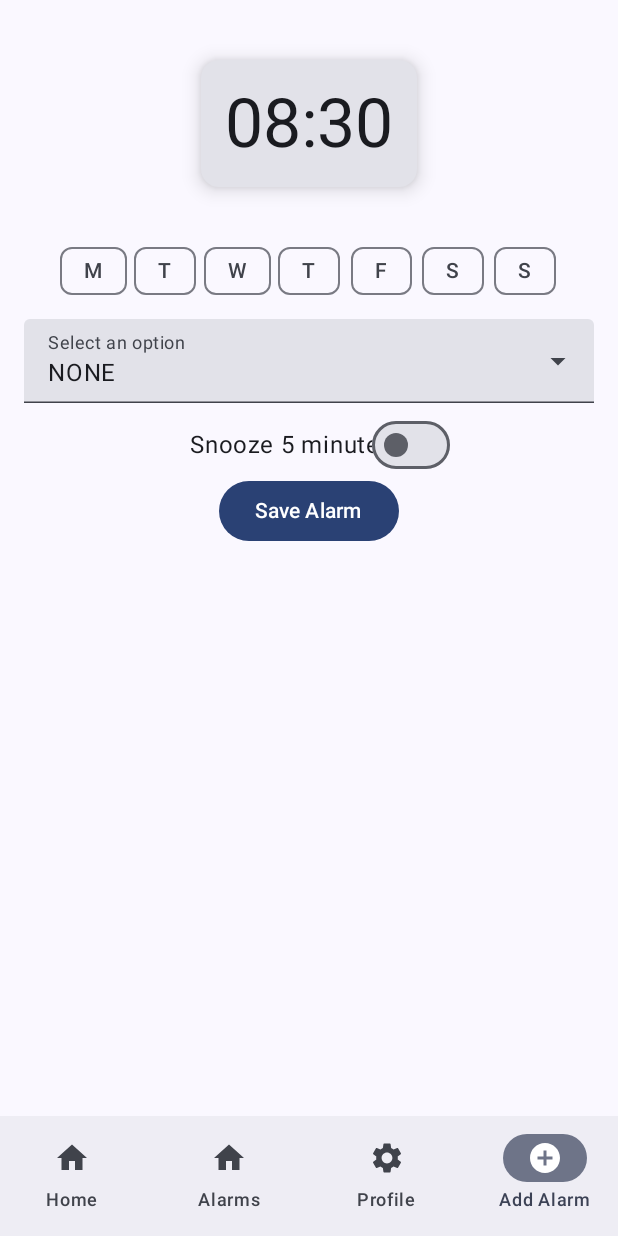
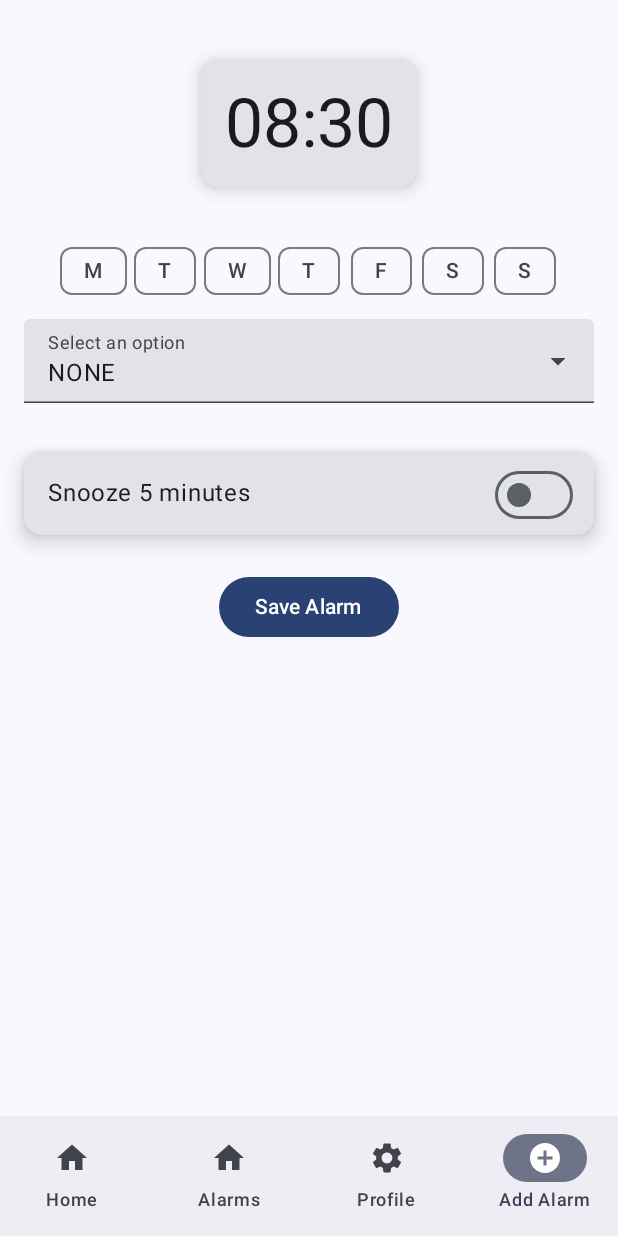
Before and after one commit to tomcvt/goready, an Android app built with Jetpack Compose: the SettingsView screen opened through its navigation route, item 4 of the bottom bar chosen, on a phone screen of 412 x 824 dp. Run offline under Robolectric (Android 15) with nearby library versions, the light colour scheme and no system bars; our stand-ins replace navigation suite.

Commit message:
feat: working snooze and manifest fix

```diff
--- a/app/build.gradle.kts
+++ b/app/build.gradle.kts
@@ -26,6 +26,7 @@ android {
                 getDefaultProguardFile("proguard-android-optimize.txt"),
                 "proguard-rules.pro"
             )
+            signingConfig = signingConfigs.getByName("debug")
         }
     }
     compileOptions {
--- a/app/src/main/AndroidManifest.xml
+++ b/app/src/main/AndroidManifest.xml
@@ -30,8 +30,7 @@
         android:label="@string/app_name"
         android:roundIcon="@mipmap/ic_launcher_round"
         android:supportsRtl="true"
-        android:theme="@style/Theme.GoReady">
-        android:attributionTag="alarm" >
+        android:theme="@style/Theme.GoReady" >
         <activity
             android:name=".MainActivity"
             android:exported="true"
--- a/app/src/main/java/com/tomcvt/goready/ui/composables/AddAlarmView.kt
+++ b/app/src/main/java/com/tomcvt/goready/ui/composables/AddAlarmView.kt
@@ -40,6 +40,7 @@ import androidx.compose.ui.Modifier
 import androidx.compose.ui.focus.onFocusChanged
 import androidx.compose.ui.graphics.Color
 import androidx.compose.ui.platform.LocalContext
+import androidx.compose.ui.text.style.TextAlign
 import androidx.compose.ui.unit.dp
 import androidx.core.text.isDigitsOnly
 import androidx.lifecycle.viewmodel.compose.viewModel
@@ -79,6 +80,7 @@ fun AddAlarmView(viewModel: AlarmViewModel,
     var showModal by remember {mutableStateOf(false)}
     var showExit by remember {mutableStateOf(false)}
     var snoozeModal by remember {mutableStateOf(false)}
+    var showInputError by remember {mutableStateOf(false)}
  /*
     var selectedDays by remember {
         mutableStateOf(setOf<DayOfWeek>())
@@ -143,12 +145,11 @@ fun AddAlarmView(viewModel: AlarmViewModel,
                 taskType = state.taskType,
                 onTaskDataProvided = {
                     Log.d("AddAlarmView", "Task data provided: ${it}")
-                    if (!it.isBlank()){
+                    //if (!it.isBlank()){
                     viewModel.setTaskData(it)
-                    }
+                    //}
                 }
             )
-
             SnoozeInfoRow(
                 snoozeCount = state.snoozeCount,
                 snoozeTime = state.snoozeTime,
@@ -159,15 +160,20 @@ fun AddAlarmView(viewModel: AlarmViewModel,
 
 
 
-            Button(onClick = {showModal = true; viewModel.save() }) {
+            Button(onClick = {viewModel.save()}) {
                 Text("Save Alarm")
             }
         }
         val message = when (uiState) {
             is UiState.Success -> (uiState as UiState.Success).message
             is UiState.Error -> (uiState as UiState.Error).message
+            is UiState.InputError -> (uiState as UiState.InputError).message
             else -> null
         }
+        if (uiState is UiState.Success) showModal = true
+        if (uiState is UiState.Error) showInputError = true
+        if (uiState is UiState.InputError) showInputError = true
+
 
         if (showModal) {
             message?.let {
@@ -191,6 +197,15 @@ fun AddAlarmView(viewModel: AlarmViewModel,
                 )
             }
         }
+        if (showInputError) {
+            val msg = message?: "Input data for a task"
+            StandardModal(
+                onDismiss = { showInputError = false },
+                onConfirm = { showInputError = false }
+            ) {
+                Text(msg, textAlign = TextAlign.Center)
+            }
+        }
     }
     BackHandler(
         enabled = true,
@@ -204,9 +219,13 @@ fun AddAlarmView(viewModel: AlarmViewModel,
                 Log.d("SnoozeInputModal", "Snooze count: $snoozeCount, snooze time: $snoozeTime")
                 viewModel.setSnoozeCount(snoozeCount)
                 viewModel.setSnoozeTime(snoozeTime)
-            }
+            },
+            startingCount = state.snoozeCount,
+            startingTime = state.snoozeTime
         )
     }
+
+
 
     if (showExit) {
         StandardModal(
@@ -281,7 +300,7 @@ fun TaskDataInput(
                     },
                     onFocusLost = { onTaskDataProvided(it) },
                     placeholder = "   ",
-                    modifier = Modifier.width(100.dp).height(70.dp)
+                    modifier = Modifier.width(150.dp).height(100.dp)
                 )
             }
 
@@ -339,18 +358,29 @@ fun SnoozeInfoRow(
     onSwitchChange: (Boolean) -> Unit,
     modifier: Modifier = Modifier
 ) {
+    Card(
+        elevation = CardDefaults.cardElevation(8.dp),
+        modifier = Modifier
+            .fillMaxWidth()
+            .padding(vertical = 16.dp)
+    ) {
         Row(
             horizontalArrangement = Arrangement.SpaceBetween,
             verticalAlignment = Alignment.CenterVertically,
-        modifier = modifier.clickable { onClick() }
+            modifier = modifier
+                .fillMaxWidth()
+                .padding(16.dp).padding(end = 16.dp)
+                .clickable { onClick() }
         ) {
             Text("Snooze %d %s".format(snoozeTime, if (snoozeTime == 1) "minute" else "minutes"))
             Switch(
                 checked = snoozeActive,
-            onCheckedChange = { onSwitchChange(it)
+                onCheckedChange = {
+                    onSwitchChange(it)
                     //TODO viewmodel switch snooze
                 },
-            modifier = Modifier.size(24.dp)
+                modifier = Modifier.size(18.dp)
             )
         }
     }
+}
--- a/app/src/main/java/com/tomcvt/goready/ui/composables/SettingsView.kt
+++ b/app/src/main/java/com/tomcvt/goready/ui/composables/SettingsView.kt
@@ -1,6 +1,7 @@
 package com.tomcvt.goready.ui.composables
 
 import android.Manifest
+import android.app.Activity
 import android.content.Context
 import android.content.Intent
 import android.content.pm.PackageManager
@@ -36,6 +37,7 @@ import androidx.core.content.ContextCompat.startActivity
 import androidx.lifecycle.Lifecycle
 import androidx.lifecycle.LifecycleEventObserver
 import androidx.lifecycle.compose.LocalLifecycleOwner
+import com.tomcvt.goready.MainActivity
 import com.tomcvt.goready.viewmodel.AlarmViewModel
 import com.tomcvt.goready.viewmodel.PermissionSpec
 import com.tomcvt.goready.viewmodel.permissionRegistry
@@ -47,7 +49,7 @@ fun SettingsView(modifier: Modifier = Modifier) {
 
 @Composable
 fun PermissionSettingsScreen() {
-    val context = LocalContext.current
+    val mainContext = LocalContext.current
 
     val permissionStateMap = remember {
         mutableStateMapOf<String, Boolean>()
@@ -56,7 +58,7 @@ fun PermissionSettingsScreen() {
     val launcher = rememberLauncherForActivityResult(
         ActivityResultContracts.RequestPermission()
     ) { isGranted: Boolean ->
-        refreshPermissionState(context, permissionStateMap)
+        refreshPermissionState(mainContext, permissionStateMap)
     }
 
     val lifecycleOwner = LocalLifecycleOwner.current
@@ -64,7 +66,7 @@ fun PermissionSettingsScreen() {
     DisposableEffect(lifecycleOwner) {
         val observer = LifecycleEventObserver { _, event ->
             if (event == Lifecycle.Event.ON_RESUME) {
-                refreshPermissionState(context, permissionStateMap)
+                refreshPermissionState(mainContext, permissionStateMap)
             }
         }
 
@@ -76,7 +78,7 @@ fun PermissionSettingsScreen() {
     }
 
     LaunchedEffect(Unit) {
-        refreshPermissionState(context, permissionStateMap)
+        refreshPermissionState(mainContext, permissionStateMap)
     }
 
     PermissionList(
@@ -85,7 +87,7 @@ fun PermissionSettingsScreen() {
         onOptionClick = { id ->
             val spec = permissionRegistry.find { it.id == id }
             if (spec != null) {
-                requestPermission(context, spec, launcher)
+                requestPermission(mainContext, spec, launcher)
             }
         }
     )
@@ -116,6 +118,9 @@ fun requestPermission(context: Context, spec: PermissionSpec,
         intent.data = Uri.parse("package:$packageName")
         context.startActivity(intent)
     } else {
+        //TODO make compatible
+        //ActivityCompat.requestPermissions(context as Activity, arrayOf(spec.permission), spec.callbackInt)
+        val packageName = context.packageName
         launcher.launch(spec.permission)
     }
 }
```
Also changed, not shown: app/src/main/java/com/tomcvt/goready/ui/composables/Modals.kt (+9 -4 lines), app/src/main/java/com/tomcvt/goready/viewmodel/AlarmViewModel.kt (+31 -2 lines). Lines whose indentation alone changed are shown as unchanged.
